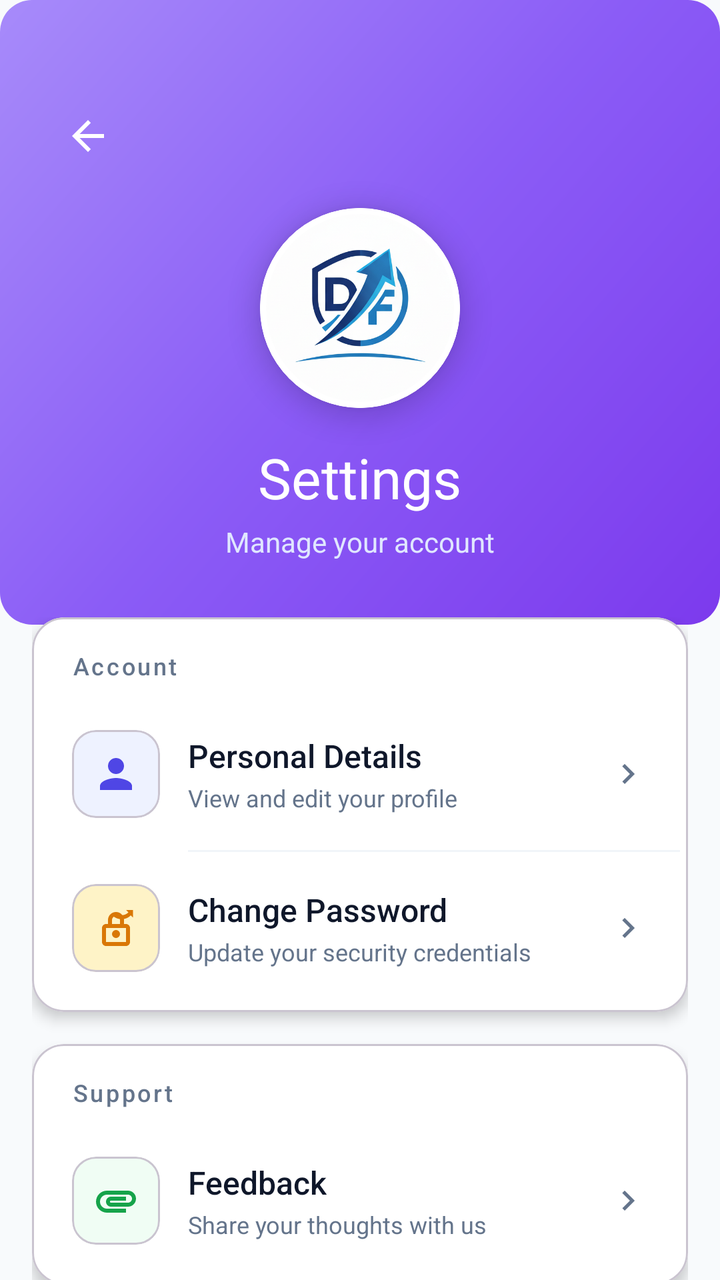
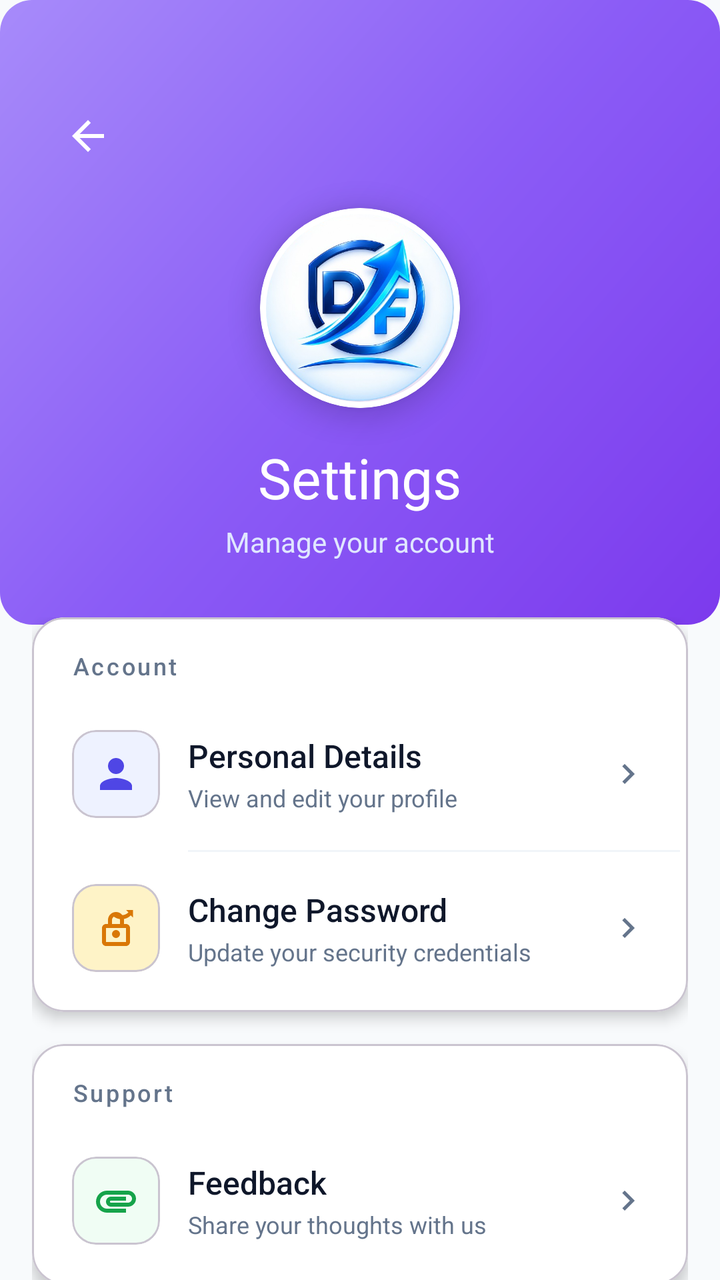

An Android layout rendered at two revisions. The XML below is the earlier revision; the diff shows what the commit changed to produce the second picture.
<!-- AndroidManifest.xml: application theme Theme.FinanceTracker -->
<!-- res/layout/activity_settings.xml -->
<?xml version="1.0" encoding="utf-8"?>
<androidx.coordinatorlayout.widget.CoordinatorLayout xmlns:android="http://schemas.android.com/apk/res/android"
    xmlns:app="http://schemas.android.com/apk/res-auto"
    xmlns:tools="http://schemas.android.com/tools"
    android:layout_width="match_parent"
    android:layout_height="match_parent"
    android:background="#F8FAFC"
    tools:context=".SettingsActivity">

    <ScrollView
        android:id="@+id/settingsScrollView"
        android:layout_width="match_parent"
        android:layout_height="match_parent"
        android:fillViewport="true"
        android:scrollbars="none">

        <LinearLayout
            android:layout_width="match_parent"
            android:layout_height="wrap_content"
            android:orientation="vertical">

            
            <LinearLayout
                android:id="@+id/headerLayout"
                android:layout_width="match_parent"
                android:layout_height="wrap_content"
                android:background="@drawable/bg_gradient_purple"
                android:orientation="vertical"
                android:paddingTop="48dp"
                android:paddingBottom="32dp"
                android:paddingHorizontal="24dp"
                android:gravity="center">

                
                <ImageView
                    android:id="@+id/btnBack"
                    android:layout_width="40dp"
                    android:layout_height="40dp"
                    android:layout_gravity="start"
                    android:layout_marginBottom="16dp"
                    android:padding="8dp"
                    android:src="@drawable/ic_arrow_back"
                    android:background="?attr/selectableItemBackgroundBorderless"
                    app:tint="#FFFFFF"
                    android:contentDescription="Back"/>

                
                <com.google.android.material.card.MaterialCardView
                    android:layout_width="100dp"
                    android:layout_height="100dp"
                    app:cardCornerRadius="50dp"
                    app:cardElevation="8dp"
                    app:strokeWidth="3dp"
                    app:strokeColor="#FFFFFF">

                    <ImageView
                        android:id="@+id/logoImageView"
                        android:layout_width="match_parent"
                        android:layout_height="match_parent"
                        android:scaleType="centerCrop"
                        android:src="@drawable/logoft"
                        android:contentDescription="App Logo" />

                </com.google.android.material.card.MaterialCardView>

                
                <TextView
                    android:layout_width="wrap_content"
                    android:layout_height="wrap_content"
                    android:layout_marginTop="16dp"
                    android:text="Settings"
                    android:textColor="#FFFFFF"
                    android:textSize="28sp"
                    android:fontFamily="sans-serif-bold"/>

                <TextView
                    android:layout_width="wrap_content"
                    android:layout_height="wrap_content"
                    android:layout_marginTop="4dp"
                    android:text="Manage your account"
                    android:textColor="#E0E7FF"
                    android:textSize="14sp"/>

            </LinearLayout>

            
            <LinearLayout
                android:layout_width="match_parent"
                android:layout_height="wrap_content"
                android:orientation="vertical"
                android:padding="16dp"
                android:layout_marginTop="-20dp">

                
                <com.google.android.material.card.MaterialCardView
                    android:layout_width="match_parent"
                    android:layout_height="wrap_content"
                    app:cardCornerRadius="16dp"
                    app:cardElevation="4dp"
                    app:cardBackgroundColor="#FFFFFF"
                    android:layout_marginBottom="16dp">

                    <LinearLayout
                        android:layout_width="match_parent"
                        android:layout_height="wrap_content"
                        android:orientation="vertical"
                        android:padding="4dp">

                        
                        <TextView
                            android:layout_width="wrap_content"
                            android:layout_height="wrap_content"
                            android:text="Account"
                            android:textColor="@color/text_secondary"
                            android:textSize="12sp"
                            android:fontFamily="sans-serif-medium"
                            android:letterSpacing="0.1"
                            android:paddingHorizontal="16dp"
                            android:paddingTop="12dp"
                            android:paddingBottom="8dp"/>

                        
                        <LinearLayout
                            android:id="@+id/layoutPersonalDetails"
                            android:layout_width="match_parent"
                            android:layout_height="wrap_content"
                            android:orientation="horizontal"
                            android:padding="16dp"
                            android:gravity="center_vertical"
                            android:clickable="true"
                            android:focusable="true"
                            android:foreground="?attr/selectableItemBackground">

                            <com.google.android.material.card.MaterialCardView
                                android:layout_width="44dp"
                                android:layout_height="44dp"
                                app:cardCornerRadius="12dp"
                                app:cardElevation="0dp"
                                app:cardBackgroundColor="#EEF2FF">

                                <ImageView
                                    android:layout_width="24dp"
                                    android:layout_height="24dp"
                                    android:layout_gravity="center"
                                    android:src="@drawable/ic_personal_details"
                                    app:tint="#4F46E5"/>

                            </com.google.android.material.card.MaterialCardView>

                            <LinearLayout
                                android:layout_width="0dp"
                                android:layout_weight="1"
                                android:layout_height="wrap_content"
                                android:orientation="vertical"
                                android:layout_marginStart="14dp">

                                <TextView
                                    android:layout_width="wrap_content"
                                    android:layout_height="wrap_content"
                                    android:text="Personal Details"
                                    android:textColor="@color/text_primary"
                                    android:textSize="16sp"
                                    android:fontFamily="sans-serif-medium"/>

                                <TextView
                                    android:layout_width="wrap_content"
                                    android:layout_height="wrap_content"
                                    android:text="View and edit your profile"
                                    android:textColor="@color/text_secondary"
                                    android:textSize="12sp"
                                    android:layout_marginTop="2dp"/>

                            </LinearLayout>

                            <ImageView
                                android:layout_width="20dp"
                                android:layout_height="20dp"
                                android:src="@drawable/ic_chevron_right"
                                app:tint="@color/text_secondary"/>

                        </LinearLayout>

                        
                        <View
                            android:layout_width="match_parent"
                            android:layout_height="1dp"
                            android:layout_marginStart="74dp"
                            android:background="#F1F5F9"/>

                        
                        <LinearLayout
                            android:id="@+id/layoutChangePassword"
                            android:layout_width="match_parent"
                            android:layout_height="wrap_content"
                            android:orientation="horizontal"
                            android:padding="16dp"
                            android:gravity="center_vertical"
                            android:clickable="true"
                            android:focusable="true"
                            android:foreground="?attr/selectableItemBackground">

                            <com.google.android.material.card.MaterialCardView
                                android:layout_width="44dp"
                                android:layout_height="44dp"
                                app:cardCornerRadius="12dp"
                                app:cardElevation="0dp"
                                app:cardBackgroundColor="#FEF3C7">

                                <ImageView
                                    android:layout_width="24dp"
                                    android:layout_height="24dp"
                                    android:layout_gravity="center"
                                    android:src="@drawable/ic_change_password"
                                    app:tint="#D97706"/>

                            </com.google.android.material.card.MaterialCardView>

                            <LinearLayout
                                android:layout_width="0dp"
                                android:layout_weight="1"
                                android:layout_height="wrap_content"
                                android:orientation="vertical"
                                android:layout_marginStart="14dp">

                                <TextView
                                    android:layout_width="wrap_content"
                                    android:layout_height="wrap_content"
                                    android:text="Change Password"
                                    android:textColor="@color/text_primary"
                                    android:textSize="16sp"
                                    android:fontFamily="sans-serif-medium"/>

                                <TextView
                                    android:layout_width="wrap_content"
                                    android:layout_height="wrap_content"
                                    android:text="Update your security credentials"
                                    android:textColor="@color/text_secondary"
                                    android:textSize="12sp"
                                    android:layout_marginTop="2dp"/>

                            </LinearLayout>

                            <ImageView
                                android:layout_width="20dp"
                                android:layout_height="20dp"
                                android:src="@drawable/ic_chevron_right"
                                app:tint="@color/text_secondary"/>

                        </LinearLayout>

                    </LinearLayout>

                </com.google.android.material.card.MaterialCardView>

                
                <com.google.android.material.card.MaterialCardView
                    android:layout_width="match_parent"
                    android:layout_height="wrap_content"
                    app:cardCornerRadius="16dp"
                    app:cardElevation="4dp"
                    app:cardBackgroundColor="#FFFFFF"
                    android:layout_marginBottom="16dp">

                    <LinearLayout
                        android:layout_width="match_parent"
                        android:layout_height="wrap_content"
                        android:orientation="vertical"
                        android:padding="4dp">

                        
                        <TextView
                            android:layout_width="wrap_content"
                            android:layout_height="wrap_content"
                            android:text="Support"
                            android:textColor="@color/text_secondary"
                            android:textSize="12sp"
                            android:fontFamily="sans-serif-medium"
                            android:letterSpacing="0.1"
                            android:paddingHorizontal="16dp"
                            android:paddingTop="12dp"
                            android:paddingBottom="8dp"/>

                        
                        <LinearLayout
                            android:id="@+id/layoutFeedback"
                            android:layout_width="match_parent"
                            android:layout_height="wrap_content"
                            android:orientation="horizontal"
                            android:padding="16dp"
                            android:gravity="center_vertical"
                            android:clickable="true"
                            android:focusable="true"
                            android:foreground="?attr/selectableItemBackground">

                            <com.google.android.material.card.MaterialCardView
                                android:layout_width="44dp"
                                android:layout_height="44dp"
                                app:cardCornerRadius="12dp"
                                app:cardElevation="0dp"
                                app:cardBackgroundColor="#F0FDF4">

                                <ImageView
                                    android:layout_width="24dp"
                                    android:layout_height="24dp"
                                    android:layout_gravity="center"
                                    android:src="@drawable/ic_feedback"
                                    app:tint="#16A34A"/>

                            </com.google.android.material.card.MaterialCardView>

                            <LinearLayout
                                android:layout_width="0dp"
                                android:layout_weight="1"
                                android:layout_height="wrap_content"
                                android:orientation="vertical"
                                android:layout_marginStart="14dp">

                                <TextView
                                    android:layout_width="wrap_content"
                                    android:layout_height="wrap_content"
                                    android:text="Feedback"
                                    android:textColor="@color/text_primary"
                                    android:textSize="16sp"
                                    android:fontFamily="sans-serif-medium"/>

                                <TextView
                                    android:layout_width="wrap_content"
                                    android:layout_height="wrap_content"
                                    android:text="Share your thoughts with us"
                                    android:textColor="@color/text_secondary"
                                    android:textSize="12sp"
                                    android:layout_marginTop="2dp"/>

                            </LinearLayout>

                            <ImageView
                                android:layout_width="20dp"
                                android:layout_height="20dp"
                                android:src="@drawable/ic_chevron_right"
                                app:tint="@color/text_secondary"/>

                        </LinearLayout>

                    </LinearLayout>

                </com.google.android.material.card.MaterialCardView>

                
                <com.google.android.material.card.MaterialCardView
                    android:layout_width="match_parent"
                    android:layout_height="wrap_content"
                    app:cardCornerRadius="16dp"
                    app:cardElevation="4dp"
                    app:cardBackgroundColor="#FFFFFF"
                    android:layout_marginBottom="16dp">

                    <LinearLayout
                        android:layout_width="match_parent"
                        android:layout_height="wrap_content"
                        android:orientation="vertical"
                        android:padding="4dp">

                        
                        <TextView
                            android:layout_width="wrap_content"
                            android:layout_height="wrap_content"
                            android:text="Danger Zone"
                            android:textColor="#DC2626"
                            android:textSize="12sp"
                            android:fontFamily="sans-serif-medium"
                            android:letterSpacing="0.1"
                            android:paddingHorizontal="16dp"
                            android:paddingTop="12dp"
                            android:paddingBottom="8dp"/>

                        
                        <LinearLayout
                            android:id="@+id/layoutDeleteAccount"
                            android:layout_width="match_parent"
                            android:layout_height="wrap_content"
                            android:orientation="horizontal"
                            android:padding="16dp"
                            android:gravity="center_vertical"
                            android:clickable="true"
                            android:focusable="true"
                            android:foreground="?attr/selectableItemBackground">

                            <com.google.android.material.card.MaterialCardView
                                android:layout_width="44dp"
                                android:layout_height="44dp"
                                app:cardCornerRadius="12dp"
                                app:cardElevation="0dp"
                                app:cardBackgroundColor="#FEF2F2">

                                <ImageView
                                    android:layout_width="24dp"
                                    android:layout_height="24dp"
                                    android:layout_gravity="center"
                                    android:src="@drawable/ic_delete"
                                    app:tint="#DC2626"/>

                            </com.google.android.material.card.MaterialCardView>

                            <LinearLayout
                                android:layout_width="0dp"
                                android:layout_weight="1"
                                android:layout_height="wrap_content"
                                android:orientation="vertical"
                                android:layout_marginStart="14dp">

                                <TextView
                                    android:layout_width="wrap_content"
                                    android:layout_height="wrap_content"
                                    android:text="Delete Account"
                                    android:textColor="#DC2626"
                                    android:textSize="16sp"
                                    android:fontFamily="sans-serif-medium"/>

                                <TextView
                                    android:layout_width="wrap_content"
                                    android:layout_height="wrap_content"
                                    android:text="Permanently delete your account"
                                    android:textColor="@color/text_secondary"
                                    android:textSize="12sp"
                                    android:layout_marginTop="2dp"/>

                            </LinearLayout>

                            <ImageView
                                android:layout_width="20dp"
                                android:layout_height="20dp"
                                android:src="@drawable/ic_chevron_right"
                                app:tint="#DC2626"/>

                        </LinearLayout>

                    </LinearLayout>

                </com.google.android.material.card.MaterialCardView>

                
                <com.google.android.material.card.MaterialCardView
                    android:id="@+id/layoutLogout"
                    android:layout_width="match_parent"
                    android:layout_height="wrap_content"
                    app:cardCornerRadius="16dp"
                    app:cardElevation="4dp"
                    app:cardBackgroundColor="@android:color/transparent"
                    android:layout_marginBottom="16dp"
                    android:clickable="true"
                    android:focusable="true">

                    <LinearLayout
                        android:layout_width="match_parent"
                        android:layout_height="wrap_content"
                        android:orientation="horizontal"
                        android:padding="16dp"
                        android:gravity="center"
                        android:background="@drawable/bg_gradient_logout">

                        <ImageView
                            android:layout_width="24dp"
                            android:layout_height="24dp"
                            android:src="@drawable/ic_logout"
                            app:tint="#FFFFFF"/>

                        <TextView
                            android:layout_width="wrap_content"
                            android:layout_height="wrap_content"
                            android:text="Logout"
                            android:textColor="#FFFFFF"
                            android:textSize="16sp"
                            android:fontFamily="sans-serif-bold"
                            android:layout_marginStart="10dp"/>

                    </LinearLayout>

                </com.google.android.material.card.MaterialCardView>

                
                <LinearLayout
                    android:layout_width="match_parent"
                    android:layout_height="wrap_content"
                    android:orientation="vertical"
                    android:gravity="center"
                    android:padding="16dp"
                    android:layout_marginTop="8dp">

                    <TextView
                        android:layout_width="wrap_content"
                        android:layout_height="wrap_content"
                        android:text="Finance Tracker"
                        android:textColor="@color/text_primary"
                        android:textSize="14sp"
                        android:fontFamily="sans-serif-medium"/>

                    <TextView
                        android:layout_width="wrap_content"
                        android:layout_height="wrap_content"
                        android:text="Version 1.0.0"
                        android:textColor="@color/text_secondary"
                        android:textSize="12sp"
                        android:layout_marginTop="4dp"/>

                    <TextView
                        android:layout_width="wrap_content"
                        android:layout_height="wrap_content"
                        android:text="Made with ❤️ by Shubham"
                        android:textColor="@color/text_secondary"
                        android:textSize="11sp"
                        android:layout_marginTop="8dp"/>

                </LinearLayout>

            </LinearLayout>

        </LinearLayout>

    </ScrollView>

</androidx.coordinatorlayout.widget.CoordinatorLayout>
<!-- resources referenced by this layout -->
<resources>
  <color name="text_primary">#0F172A</color>
  <color name="text_secondary">#64748B</color>
  <!-- drawable bg_gradient_logout (drawable) -->
  <?xml version="1.0" encoding="utf-8"?>
  <shape xmlns:android="http://schemas.android.com/apk/res/android"
      android:shape="rectangle">
      <gradient
          android:startColor="#EF4444"
          android:endColor="#DC2626"
          android:angle="135"/>
      <corners android:radius="16dp"/>
  </shape>
  <!-- drawable bg_gradient_purple (drawable) -->
  <?xml version="1.0" encoding="utf-8"?>
  <shape xmlns:android="http://schemas.android.com/apk/res/android">
      <gradient
          android:angle="135"
          android:startColor="#7C3AED"
          android:centerColor="#8B5CF6"
          android:endColor="#A78BFA"/>
      <corners android:radius="16dp"/>
  </shape>
  <!-- drawable ic_arrow_back (drawable) -->
  <vector xmlns:android="http://schemas.android.com/apk/res/android"
      android:width="24dp"
      android:height="24dp"
      android:viewportWidth="24"
      android:viewportHeight="24">
      <path
          android:fillColor="#000000"
          android:pathData="M20,11H7.83l5.59,-5.59L12,4l-8,8 8,8 1.41,-1.41L7.83,13H20v-2z"/>
  </vector>
  <!-- drawable ic_chevron_right (drawable) -->
  <vector xmlns:android="http://schemas.android.com/apk/res/android"
      android:width="24dp"
      android:height="24dp"
      android:viewportWidth="24"
      android:viewportHeight="24">
      <path
          android:fillColor="#000000"
          android:pathData="M10,6L8.59,7.41 13.17,12l-4.58,4.59L10,18l6,-6z"/>
  </vector>
  <!-- drawable ic_delete (drawable) -->
  <vector xmlns:android="http://schemas.android.com/apk/res/android" android:autoMirrored="true" android:height="24dp" android:tint="#000000" android:viewportHeight="960" android:viewportWidth="960" android:width="24dp">
        
      <path android:fillColor="@android:color/white" android:pathData="M313,520L537,744L480,800L160,480L480,160L537,216L313,440L800,440L800,520L313,520Z"/>
      
  </vector>
  <!-- drawable ic_feedback (drawable) -->
  <vector xmlns:android="http://schemas.android.com/apk/res/android" android:height="24dp" android:tint="#000000" android:viewportHeight="24" android:viewportWidth="24" android:width="24dp">
        
      <path android:fillColor="@android:color/white" android:pathData="M2,12.5C2,9.46 4.46,7 7.5,7H18c2.21,0 4,1.79 4,4s-1.79,4 -4,4H9.5C8.12,15 7,13.88 7,12.5S8.12,10 9.5,10H17v2H9.41c-0.55,0 -0.55,1 0,1H18c1.1,0 2,-0.9 2,-2s-0.9,-2 -2,-2H7.5C5.57,9 4,10.57 4,12.5S5.57,16 7.5,16H17v2H7.5C4.46,18 2,15.54 2,12.5z"/>
      
  </vector>
  <!-- drawable ic_logout (drawable) -->
  <vector xmlns:android="http://schemas.android.com/apk/res/android" android:autoMirrored="true" android:height="24dp" android:tint="#000000" android:viewportHeight="24" android:viewportWidth="24" android:width="24dp">
        
      <path android:fillColor="@android:color/white" android:pathData="M14,10L9,10c-0.6,0 -1,0.4 -1,1v4h2v-3h4v2.5l3.5,-3.5L14,7.5L14,10zM12,1C5.9,1 1,5.9 1,12s4.9,11 11,11 11,-4.9 11,-11S18.1,1 12,1zM19.73,12.58l-7.19,7.22c-0.35,0.27 -0.79,0.27 -1.15,0L4.2,12.58c-0.27,-0.36 -0.27,-0.8 0,-1.16l7.19,-7.22c0.35,-0.27 0.79,-0.27 1.15,0l7.19,7.22c0.36,0.27 0.36,0.8 0,1.16z"/>
      
  </vector>
  <!-- drawable ic_personal_details (drawable) -->
  <vector xmlns:android="http://schemas.android.com/apk/res/android" android:height="24dp" android:tint="#000000" android:viewportHeight="24" android:viewportWidth="24" android:width="24dp">
        
      <path android:fillColor="@android:color/white" android:pathData="M12,12c2.21,0 4,-1.79 4,-4s-1.79,-4 -4,-4 -4,1.79 -4,4 1.79,4 4,4zM12,14c-2.67,0 -8,1.34 -8,4v2h16v-2c0,-2.66 -5.33,-4 -8,-4z"/>
      
  </vector>
  <!-- drawable logoft: png bitmap (drawable, 308659 bytes) -->
  <style name="Theme.FinanceTracker" parent="Base.Theme.FinanceTracker" />
  <style name="Base.Theme.FinanceTracker" parent="Theme.Material3.DayNight.NoActionBar">
          
          
      </style>
  <!-- unchanged entries left out for length: 1 -->
</resources>

<!-- the commit's change to res/layout/activity_settings.xml (unified diff, before → after) -->
@@ -58,7 +58,7 @@
                         android:layout_width="match_parent"
                         android:layout_height="match_parent"
                         android:scaleType="centerCrop"
-                        android:src="@drawable/logoft"
+                        android:src="@drawable/logoft3"
                         android:contentDescription="App Logo" />
 
                 </com.google.android.material.card.MaterialCardView>
<!-- resource entries referenced after the edit -->
@@ -66,7 +66,7 @@
       <path android:fillColor="@android:color/white" android:pathData="M12,12c2.21,0 4,-1.79 4,-4s-1.79,-4 -4,-4 -4,1.79 -4,4 1.79,4 4,4zM12,14c-2.67,0 -8,1.34 -8,4v2h16v-2c0,-2.66 -5.33,-4 -8,-4z"/>
       
   </vector>
-  <!-- drawable logoft: png bitmap (drawable, 308659 bytes) -->
+  <!-- drawable logoft3: png bitmap (drawable, 287774 bytes) -->
   <style name="Theme.FinanceTracker" parent="Base.Theme.FinanceTracker" />
   <style name="Base.Theme.FinanceTracker" parent="Theme.Material3.DayNight.NoActionBar">
           
